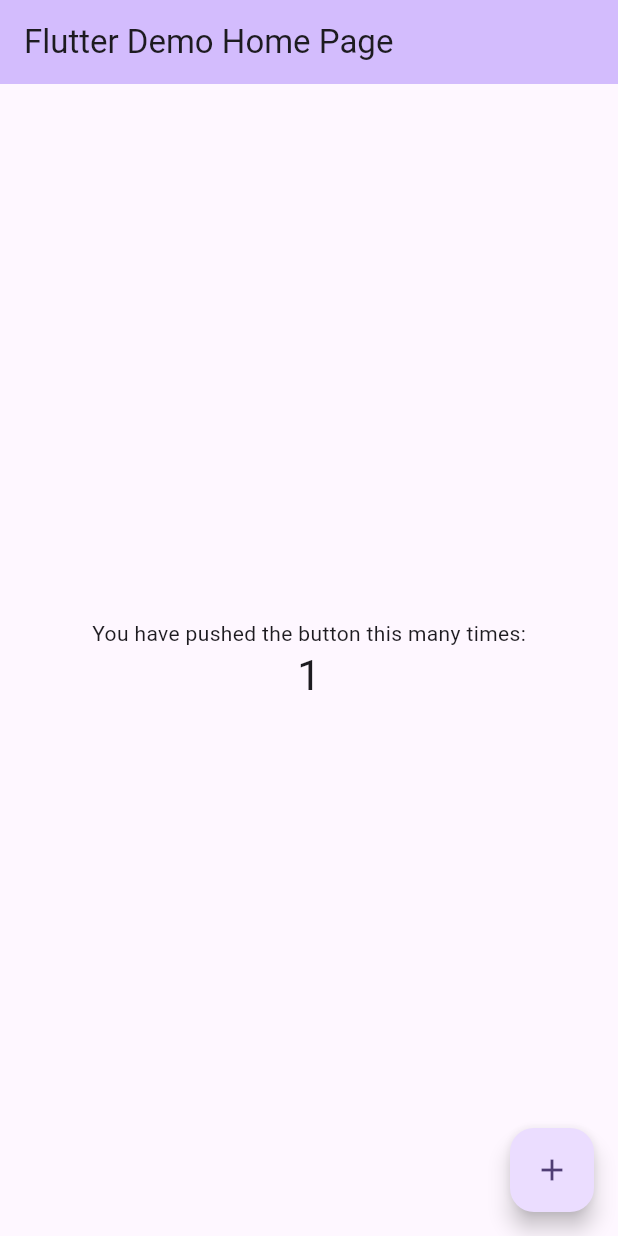
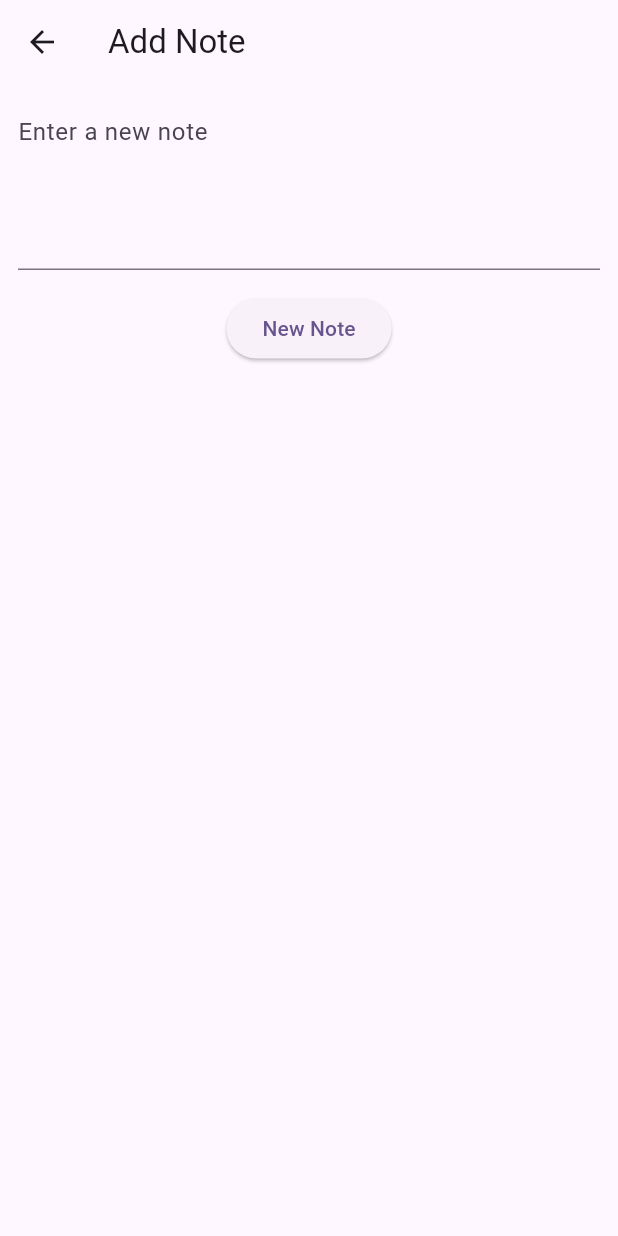
Before and after one commit to ParveenKumar8/todo_bloc_app, a Flutter app: the screen it shows after launch, after a tap on the "add" icon, on a phone screen of 412 x 824 dp. Run offline on Flutter 3.47's test engine with Material 3 defaults, Android fonts, the phone set to English and light mode, and no system bars; our stand-ins replace flutter_bloc.

Commit message:
Implement the cubit to get list of todos

```diff
--- /dev/null
+++ b/lib/cubits/todo/todo_cubit.dart
@@ -0,0 +1,30 @@
+import 'package:todo_bloc_app/models/todo_model.dart';
+import 'package:flutter_bloc/flutter_bloc.dart';
+
+class TodoCubit extends Cubit<List<TodoModel>> {
+  TodoCubit() : super([]);
+
+  void addTodo(String title) {
+    if (title.isEmpty) {
+      addError('Title cannot be empty.');
+      return;
+    }
+    final todo = TodoModel(
+        todoText: title, createdAt: DateTime.now(), modifiedAt: DateTime.now());
+    // state.add(todo);
+    // emit([...state]);
+    emit([...state, todo]);
+  }
+
+  @override
+  void onChange(Change<List<TodoModel>> change) {
+    super.onChange(change);
+    print("TodoCubit - $change");
+  }
+
+  @override
+  void onError(Object error, StackTrace stackTrace) {
+    super.onError(error, stackTrace);
+    print(error);
+  }
+}
--- a/lib/main.dart
+++ b/lib/main.dart
@@ -1,4 +1,8 @@
 import 'package:flutter/material.dart';
+import 'package:flutter_bloc/flutter_bloc.dart';
+import 'package:todo_bloc_app/cubits/todo/todo_cubit.dart';
+import 'package:todo_bloc_app/screens/add_note_screen.dart';
+import 'package:todo_bloc_app/screens/home_screen.dart';
 
 void main() {
   runApp(const MyApp());
@@ -6,120 +10,23 @@ void main() {
 
 class MyApp extends StatelessWidget {
   const MyApp({super.key});
-
-  // This widget is the root of your application.
   @override
   Widget build(BuildContext context) {
-    return MaterialApp(
-      title: 'Flutter Demo',
-      theme: ThemeData(
-        // This is the theme of your application.
-        //
-        // TRY THIS: Try running your application with "flutter run". You'll see
-        // the application has a purple toolbar. Then, without quitting the app,
-        // try changing the seedColor in the colorScheme below to Colors.green
-        // and then invoke "hot reload" (save your changes or press the "hot
-        // reload" button in a Flutter-supported IDE, or press "r" if you used
-        // the command line to start the app).
-        //
-        // Notice that the counter didn't reset back to zero; the application
-        // state is not lost during the reload. To reset the state, use hot
-        // restart instead.
-        //
-        // This works for code too, not just values: Most code changes can be
-        // tested with just a hot reload.
-        colorScheme: ColorScheme.fromSeed(seedColor: Colors.deepPurple),
-        useMaterial3: true,
+    return BlocProvider(
+      create: (context) => TodoCubit(),
+      child: MaterialApp(
+        title: 'ToDo Bloc App',
+        theme: ThemeData(
+          colorScheme: ColorScheme.fromSeed(seedColor: Colors.deepPurple),
+          useMaterial3: true,
+        ),
+        initialRoute: '/',
+        routes: {
+          '/': (_) => const HomeScreen(title: "ToDo App"),
+          '/addNote': (_) => const AddNoteScreen(),
+        },
+        //home: const HomeScreen(title: 'ToDo App'),
       ),
-      home: const MyHomePage(title: 'Flutter Demo Home Page'),
     );
   }
 }
-
-class MyHomePage extends StatefulWidget {
-  const MyHomePage({super.key, required this.title});
-
-  // This widget is the home page of your application. It is stateful, meaning
-  // that it has a State object (defined below) that contains fields that affect
-  // how it looks.
-
-  // This class is the configuration for the state. It holds the values (in this
-  // case the title) provided by the parent (in this case the App widget) and
-  // used by the build method of the State. Fields in a Widget subclass are
-  // always marked "final".
-
-  final String title;
-
-  @override
-  State<MyHomePage> createState() => _MyHomePageState();
-}
-
-class _MyHomePageState extends State<MyHomePage> {
-  int _counter = 0;
-
-  void _incrementCounter() {
-    setState(() {
-      // This call to setState tells the Flutter framework that something has
-      // changed in this State, which causes it to rerun the build method below
-      // so that the display can reflect the updated values. If we changed
-      // _counter without calling setState(), then the build method would not be
-      // called again, and so nothing would appear to happen.
-      _counter++;
-    });
-  }
-
-  @override
-  Widget build(BuildContext context) {
-    // This method is rerun every time setState is called, for instance as done
-    // by the _incrementCounter method above.
-    //
-    // The Flutter framework has been optimized to make rerunning build methods
-    // fast, so that you can just rebuild anything that needs updating rather
-    // than having to individually change instances of widgets.
-    return Scaffold(
-      appBar: AppBar(
-        // TRY THIS: Try changing the color here to a specific color (to
-        // Colors.amber, perhaps?) and trigger a hot reload to see the AppBar
-        // change color while the other colors stay the same.
-        backgroundColor: Theme.of(context).colorScheme.inversePrimary,
-        // Here we take the value from the MyHomePage object that was created by
-        // the App.build method, and use it to set our appbar title.
-        title: Text(widget.title),
-      ),
-      body: Center(
-        // Center is a layout widget. It takes a single child and positions it
-        // in the middle of the parent.
-        child: Column(
-          // Column is also a layout widget. It takes a list of children and
-          // arranges them vertically. By default, it sizes itself to fit its
-          // children horizontally, and tries to be as tall as its parent.
-          //
-          // Column has various properties to control how it sizes itself and
-          // how it positions its children. Here we use mainAxisAlignment to
-          // center the children vertically; the main axis here is the vertical
-          // axis because Columns are vertical (the cross axis would be
-          // horizontal).
-          //
-          // TRY THIS: Invoke "debug painting" (choose the "Toggle Debug Paint"
-          // action in the IDE, or press "p" in the console), to see the
-          // wireframe for each widget.
-          mainAxisAlignment: MainAxisAlignment.center,
-          children: <Widget>[
-            const Text(
-              'You have pushed the button this many times:',
-            ),
-            Text(
-              '$_counter',
-              style: Theme.of(context).textTheme.headlineMedium,
-            ),
-          ],
-        ),
-      ),
-      floatingActionButton: FloatingActionButton(
-        onPressed: _incrementCounter,
-        tooltip: 'Increment',
-        child: const Icon(Icons.add),
-      ), // This trailing comma makes auto-formatting nicer for build methods.
-    );
-  }
-}
--- /dev/null
+++ b/lib/models/todo_model.dart
@@ -0,0 +1,16 @@
+// ignore_for_file: public_member_api_docs, sort_constructors_first
+class TodoModel {
+  final String todoText;
+  final DateTime createdAt;
+  final DateTime modifiedAt;
+
+  TodoModel({
+    required this.todoText,
+    required this.createdAt,
+    required this.modifiedAt,
+  });
+
+  @override
+  String toString() =>
+      'TodoModel(todoText: $todoText, createdAt: $createdAt, modifiedAt: $modifiedAt)';
+}
--- /dev/null
+++ b/lib/screens/add_note_screen.dart
@@ -0,0 +1,43 @@
+import 'package:flutter/material.dart';
+import 'package:flutter_bloc/flutter_bloc.dart';
+import 'package:todo_bloc_app/cubits/todo/todo_cubit.dart';
+
+class AddNoteScreen extends StatelessWidget {
+  const AddNoteScreen({Key? key}) : super(key: key);
+
+  @override
+  Widget build(BuildContext context) {
+    String noteText = "";
+    return Scaffold(
+      appBar: AppBar(
+        title: const Text('Add Note'),
+      ),
+      body: SingleChildScrollView(
+        padding: const EdgeInsets.all(12.0),
+        child: Column(
+          children: [
+            TextField(
+              keyboardType: TextInputType.text,
+              onChanged: (value) => noteText = value,
+              decoration: const InputDecoration(
+                hintText: "Enter a new note",
+              ),
+              maxLines: 4,
+            ),
+            const SizedBox(
+              height: 15,
+            ),
+            ElevatedButton(
+              onPressed: () {
+                //BlocProvider.of<TodoCubit>(context).addTodo(noteText.trim());
+                context.read<TodoCubit>().addTodo(noteText.trim());
+                Navigator.of(context).pop();
+              },
+              child: const Text("New Note"),
+            )
+          ],
+        ),
+      ),
+    );
+  }
+}
--- /dev/null
+++ b/lib/screens/home_screen.dart
@@ -0,0 +1,38 @@
+import 'package:flutter/material.dart';
+import 'package:flutter_bloc/flutter_bloc.dart';
+import 'package:todo_bloc_app/cubits/todo/todo_cubit.dart';
+import 'package:todo_bloc_app/models/todo_model.dart';
+import 'package:todo_bloc_app/screens/add_note_screen.dart';
+
+class HomeScreen extends StatelessWidget {
+  const HomeScreen({super.key, required this.title});
+
+  final String title;
+
+  @override
+  Widget build(BuildContext context) {
+    return Scaffold(
+      appBar: AppBar(
+        backgroundColor: Theme.of(context).colorScheme.inversePrimary,
+        title: Text(title),
+      ),
+      body: BlocBuilder<TodoCubit, List<TodoModel>>(
+        builder: (context, todos) {
+          return ListView.builder(
+            itemBuilder: (context, index) => ListTile(
+              title: Text(todos[index].todoText),
+              subtitle: Text(todos[index].createdAt.toString()),
+            ),
+            itemCount: todos.length,
+          );
+        },
+      ),
+      floatingActionButton: FloatingActionButton(
+        onPressed: () => Navigator.of(context)
+            .push(MaterialPageRoute(builder: (_) => const AddNoteScreen())),
+        tooltip: 'AddToDo',
+        child: const Icon(Icons.add),
+      ),
+    );
+  }
+}
--- a/pubspec.yaml
+++ b/pubspec.yaml
@@ -35,6 +35,7 @@ dependencies:
   # The following adds the Cupertino Icons font to your application.
   # Use with the CupertinoIcons class for iOS style icons.
   cupertino_icons: ^1.0.2
+  flutter_bloc: ^8.1.4
 
 dev_dependencies:
   flutter_test:
```
Also changed, not shown: pubspec.lock.
